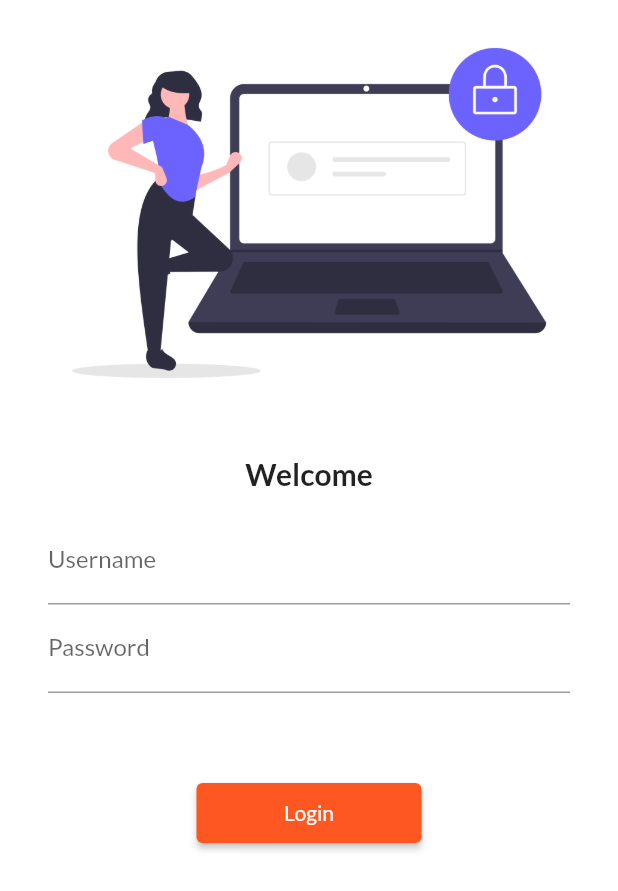
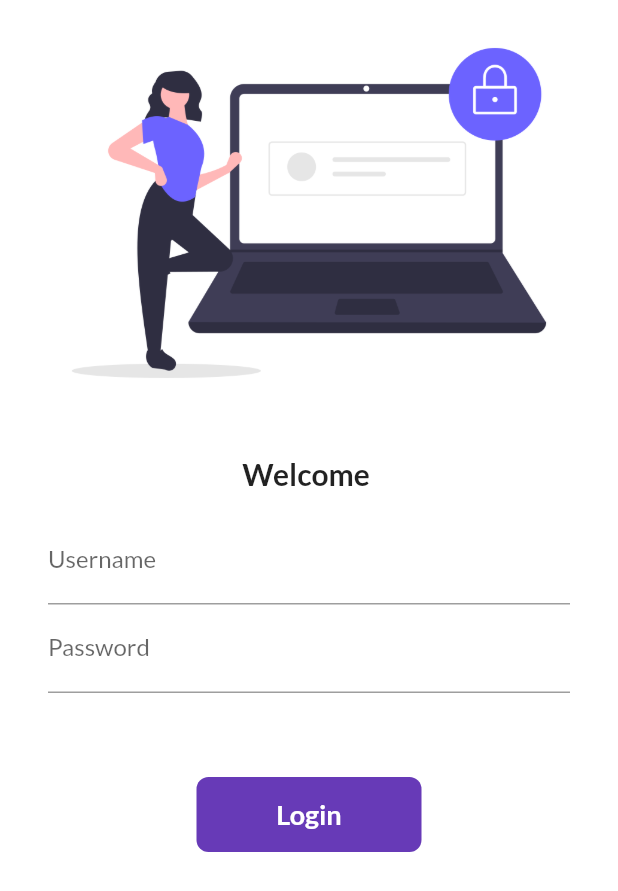
Before and after one commit to vaibhavpatil28/flutter_catalog, a Flutter app: the screen it shows after launch, on a phone screen of 412 x 824 dp. Shown: the top 891 px of the screen. Run offline on Flutter 3.47's test engine with Material 2 defaults, Android fonts, the phone set to English and light mode, and no system bars; our stand-ins replace google_fonts.

Commit message:
day6: basic animation on login button and then navigate to home page

```diff
--- a/lib/pages/login_page.dart
+++ b/lib/pages/login_page.dart
@@ -1,7 +1,18 @@
+// ignore_for_file: prefer_const_constructors
+
 import 'package:flutter/material.dart';
 import 'package:flutter_catalog/utils/routes.dart';
 
-class LoginPage extends StatelessWidget {
+class LoginPage extends StatefulWidget {
+  @override
+  State<LoginPage> createState() => _LoginPageState();
+}
+
+class _LoginPageState extends State<LoginPage> {
+  String _name = "";
+  String _password = "";
+  bool changeButton = false;
+
   @override
   Widget build(BuildContext context) {
     return Material(
@@ -14,9 +25,9 @@ class LoginPage extends StatelessWidget {
                 fit: BoxFit.cover,
                 // height: 800,
               ),
-              const SizedBox(height: 20),
-              const Text(
-                "Welcome",
+              SizedBox(height: 20),
+              Text(
+                "Welcome $_name",
                 style: TextStyle(
                   fontSize: 20,
                   fontWeight: FontWeight.bold,
@@ -31,6 +42,12 @@ class LoginPage extends StatelessWidget {
                         hintText: "Enter Username",
                         labelText: "Username"
                       ),
+                      onChanged: (value){
+                        _name = value;
+                        setState(() {
+
+                        });
+                      },
                     ),
                     TextFormField(
                       obscureText: true,
@@ -38,18 +55,54 @@ class LoginPage extends StatelessWidget {
                         hintText: "Enter Password",
                         labelText: "Password"
                       ),
+                      onChanged: (value){
+                        _password = value;
+                      },
                     )
                   ],
                 ),
               ),
               const SizedBox(height: 40),
-              ElevatedButton(
-                style: TextButton.styleFrom(minimumSize: Size(150, 40)),
-                onPressed: () {
-                  Navigator.pushNamed(context, MyRoutes.homeRoute);
+              InkWell(
+                onTap: () async {
+                  if (_name != "" && _password != "" ) {
+                    setState(() {
+                      changeButton = true;
+                    });
+                    await Future.delayed(Duration(seconds: 1));
+                    Navigator.pushNamed(context, MyRoutes.homeRoute);
+                  }
                 },
-                child: const Text('Login')
-                )
+                child: AnimatedContainer(
+                  duration: Duration(seconds: 1),
+                  width: changeButton ? 50 : 150,
+                  height: 50,
+                  // color: Colors.deepPurple,
+                  alignment: Alignment.center,
+                  decoration: BoxDecoration(
+                    color: Colors.deepPurple,
+                    // shape: changeButton ? BoxShape.circle : BoxShape.rectangle, // can't use boderRadius
+                    borderRadius: BorderRadius.circular( changeButton ? 50 : 8)
+                  ),
+                  child: changeButton ? Icon(Icons.done, color: Colors.white) : Text(
+                    "Login",
+                    style: TextStyle(
+                      color: Colors.white,
+                      fontWeight: FontWeight.bold,
+                      fontSize: 18
+                    ),
+                  ),
+                ),
+              )
+              // ElevatedButton(
+              //   style: TextButton.styleFrom(minimumSize: Size(150, 40)),
+              //   onPressed: () {
+              //     if (_name != "" && _password != "" ) {
+              //       Navigator.pushNamed(context, MyRoutes.homeRoute);
+              //     }
+              //   },
+              //   child: const Text('Login')
+              // )
             ],
           ),
         ));
```
